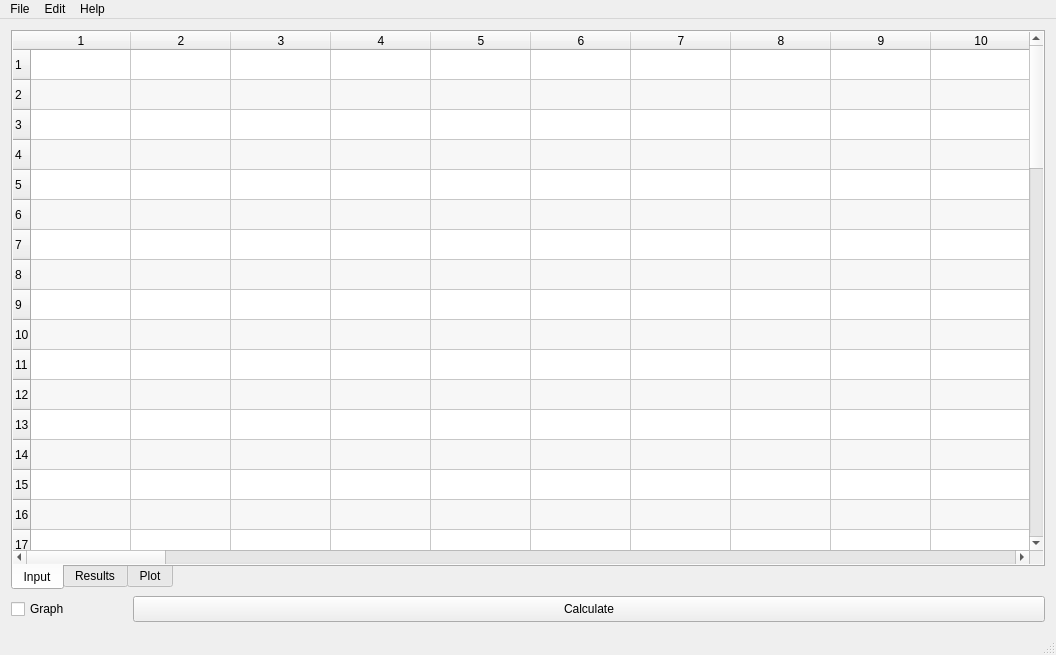
cheripai/FretAnalyzer, file GUI/mainwindow.ui: the form before one commit.
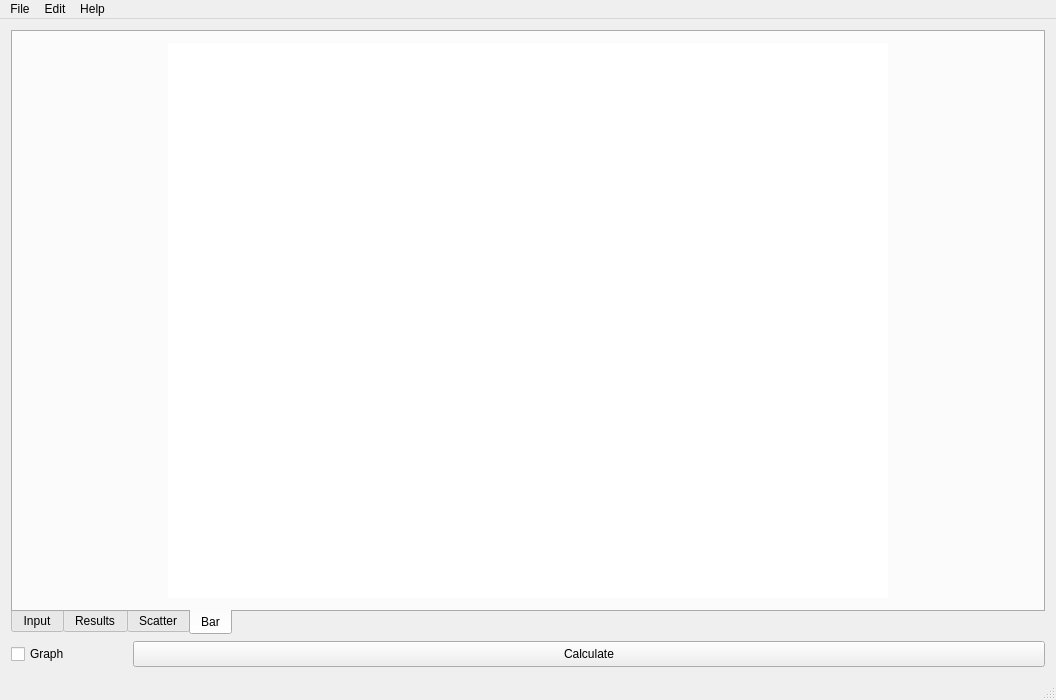
The form after the commit. The open tabs and pages were chosen to show the change.

Commit message: Add bar graph to GUI

```diff
--- a/GUI/mainwindow.ui
+++ b/GUI/mainwindow.ui
@@ -7,7 +7,7 @@
     <x>0</x>
     <y>0</y>
     <width>1056</width>
-    <height>655</height>
+    <height>700</height>
    </rect>
   </property>
   <property name="minimumSize">
@@ -443,7 +443,7 @@
       </widget>
       <widget class="QWidget" name="plotTab">
        <attribute name="title">
-        <string>Plot</string>
+        <string>Scatter</string>
        </attribute>
        <layout class="QHBoxLayout" name="horizontalLayout">
         <item>
@@ -508,6 +508,73 @@
         </item>
        </layout>
       </widget>
+      <widget class="QWidget" name="barTab">
+       <attribute name="title">
+        <string>Bar</string>
+       </attribute>
+       <layout class="QHBoxLayout" name="horizontalLayout_2">
+        <item>
+         <spacer name="horizontalSpacer_4">
+          <property name="orientation">
+           <enum>Qt::Horizontal</enum>
+          </property>
+          <property name="sizeHint" stdset="0">
+           <size>
+            <width>142</width>
+            <height>20</height>
+           </size>
+          </property>
+         </spacer>
+        </item>
+        <item>
+         <widget class="QLabel" name="barFrame">
+          <property name="minimumSize">
+           <size>
+            <width>720</width>
+            <height>540</height>
+           </size>
+          </property>
+          <property name="maximumSize">
+           <size>
+            <width>853</width>
+            <height>640</height>
+           </size>
+          </property>
+          <property name="autoFillBackground">
+           <bool>false</bool>
+          </property>
+          <property name="styleSheet">
+           <string notr="true">background-color: rgb(255, 255, 255);</string>
+          </property>
+          <property name="frameShape">
+           <enum>QFrame::NoFrame</enum>
+          </property>
+          <property name="text">
+           <string/>
+          </property>
+          <property name="scaledContents">
+           <bool>true</bool>
+          </property>
+          <property name="margin">
+           <number>60</number>
+          </property>
+         </widget>
+        </item>
+        <item>
+         <spacer name="horizontalSpacer_3">
+          <property name="orientation">
+           <enum>Qt::Horizontal</enum>
+          </property>
+          <property name="sizeHint" stdset="0">
+           <size>
+            <width>142</width>
+            <height>20</height>
+           </size>
+          </property>
+         </spacer>
+        </item>
+       </layout>
+      </widget>
      </widget>
     </item>
    </layout>
```
Left out of the diff: 16 changed lines with no effect on the pictures. The commit also changes 3 other files.
